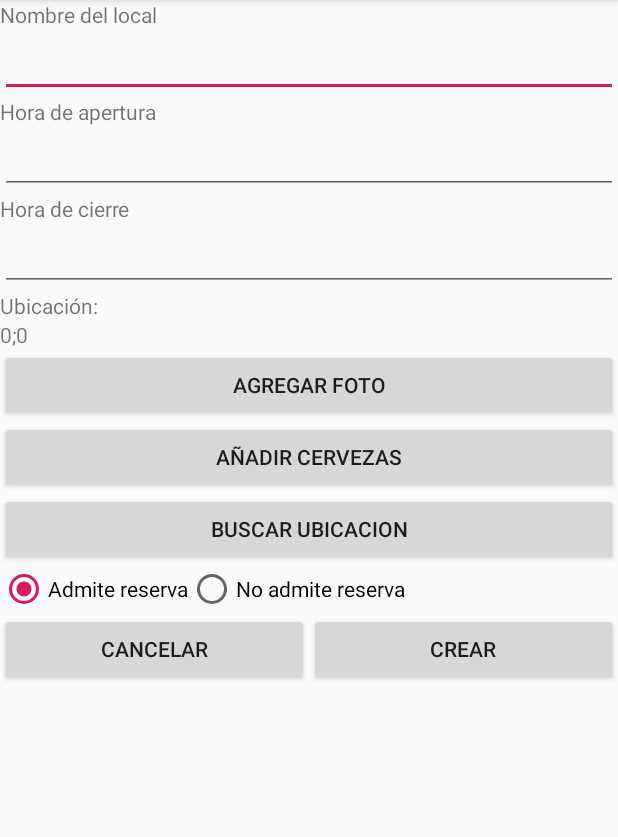
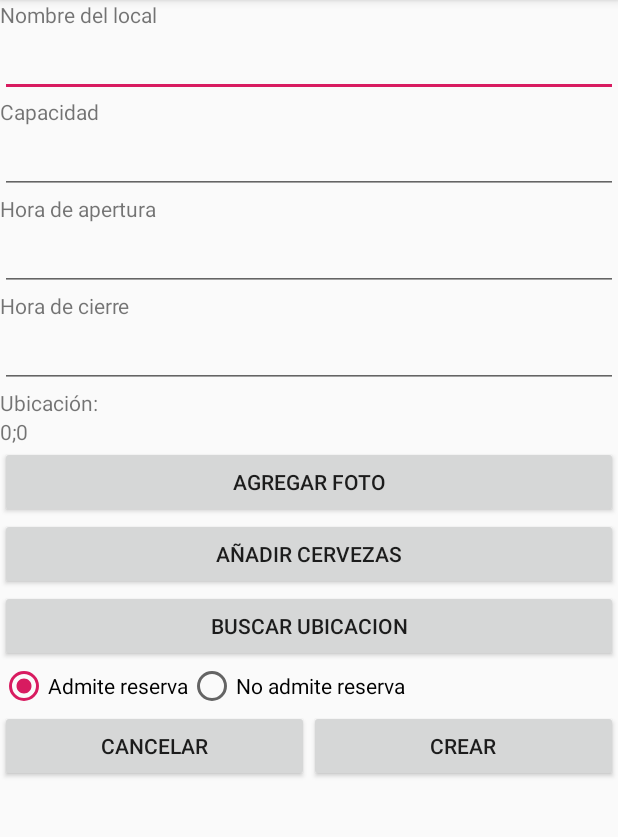
Before and after one commit to EAmherdt/BirrApp, an Android app: the screen it shows after launch (MainActivity), after a tap on "Alta Local", on a phone screen of 412 x 824 dp, the part 84-921 px from its top. Run offline under Robolectric (Android 15) with nearby library versions, the phone set to English and light mode, and no system bars; our stand-ins replace Room's generated code; 1 other tap on this screen came first.

```diff
--- a/app/src/main/java/com/ripani/perren/amherdt/birrapp/AltaLocalFragment.java
+++ b/app/src/main/java/com/ripani/perren/amherdt/birrapp/AltaLocalFragment.java
@@ -54,6 +54,7 @@ public class AltaLocalFragment extends Fragment {
     private EditText etNombreLocal;
     private EditText etHoraApertura;
     private EditText etHoraCierre;
+    private EditText etCapacidad;
     private TextView tvCoord;
     private RadioButton rbAdmite;
     private RadioButton rbNoAdmite;
@@ -98,6 +99,7 @@ public class AltaLocalFragment extends Fragment {
         etNombreLocal = (EditText) v.findViewById(R.id.etNombreLocal);
         etHoraApertura = (EditText) v.findViewById(R.id.etHoraApertura);
         etHoraCierre = (EditText) v.findViewById(R.id.etHoraCierre);
+        etCapacidad = (EditText) v.findViewById(R.id.etCapacidad);
         rbAdmite = (RadioButton) v.findViewById(R.id.rbAdmite);
         rbNoAdmite = (RadioButton) v.findViewById(R.id.rbNoAdmite);
         tvCoord= (TextView) v.findViewById(R.id.tvCoord);
@@ -127,6 +129,7 @@ public class AltaLocalFragment extends Fragment {
             }
         });
 
+
         btnAñadirCervezas.setOnClickListener(new View.OnClickListener() {
             @Override
             public void onClick(View view) {
@@ -152,6 +155,7 @@ public class AltaLocalFragment extends Fragment {
                 local.setNombre(etNombreLocal.getText().toString());
                 local.setHoraApertura(etHoraApertura.getText().toString());
                 local.setHoraCierre(etHoraCierre.getText().toString());
+                local.setCapacidad(Integer.parseInt(etCapacidad.getText().toString()));
                 local.setReservas(rbAdmite.isChecked());//si reservas es 1 admite
                 List<Cerveza> listaCervezas = new ArrayList<Cerveza>();
                 for (String id : arrayCervezas) {
--- a/app/src/main/java/com/ripani/perren/amherdt/birrapp/modelo/AppDatabase.java
+++ b/app/src/main/java/com/ripani/perren/amherdt/birrapp/modelo/AppDatabase.java
@@ -3,7 +3,7 @@ package com.ripani.perren.amherdt.birrapp.modelo;
 import android.arch.persistence.room.Database;
 import android.arch.persistence.room.RoomDatabase;
 
-@Database(entities = {Local.class},version = 2)
+@Database(entities = {Local.class},version = 3)
 public abstract class AppDatabase extends RoomDatabase {
     public abstract LocalDao localDao();
 }
--- a/app/src/main/res/layout/fragment_alta_local.xml
+++ b/app/src/main/res/layout/fragment_alta_local.xml
@@ -19,6 +19,17 @@
 
         <EditText
             android:id="@+id/etNombreLocal"
+            android:layout_width="match_parent"
+            android:layout_height="wrap_content" />
+
+        <TextView
+            android:id="@+id/tvCapacidad"
+            android:layout_width="match_parent"
+            android:layout_height="wrap_content"
+            android:text="Capacidad" />
+
+        <EditText
+            android:id="@+id/etCapacidad"
             android:layout_width="match_parent"
             android:layout_height="wrap_content" />
 
```
Also changed, not shown: app/src/main/java/com/ripani/perren/amherdt/birrapp/PerfilLocal.java (+38 -2 lines), app/src/main/java/com/ripani/perren/amherdt/birrapp/modelo/Local.java (+8 -0 lines).
